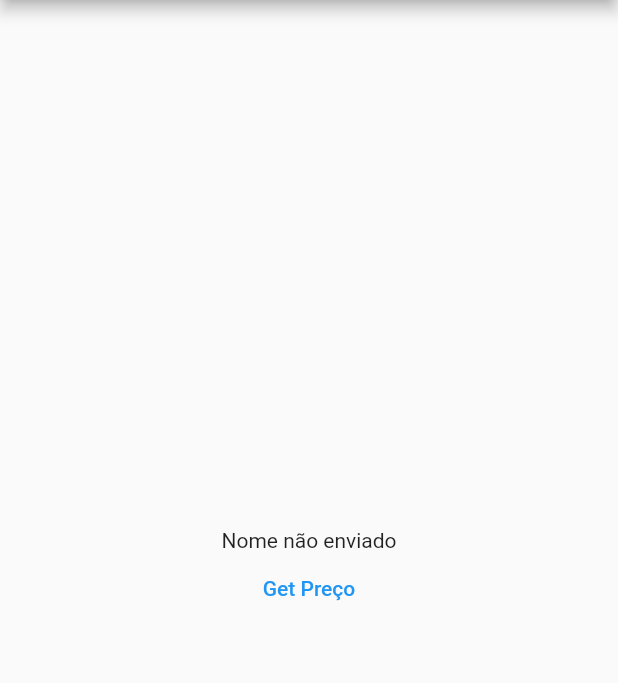
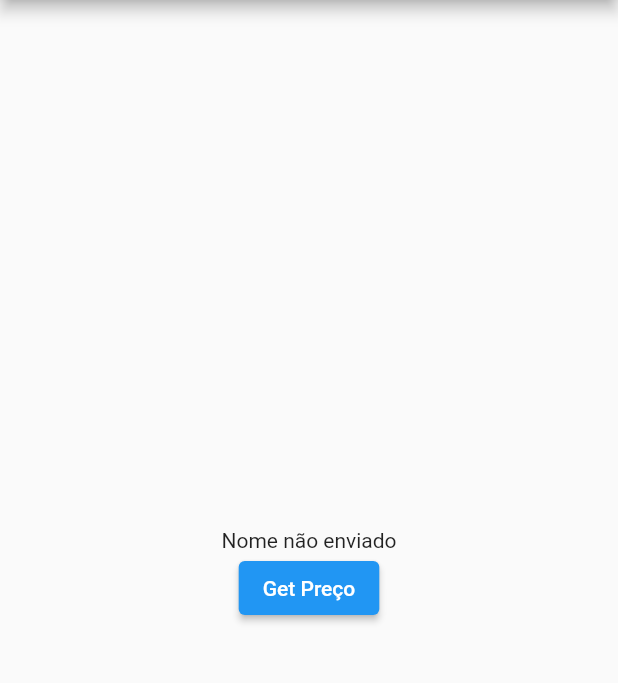
Before and after one commit to dariopmaciel/flutter_modular_example, a Flutter app: the screen it shows after launch, after a tap on "Produto dentro de Categoria Module", on a phone screen of 412 x 824 dp, the part 84-767 px from its top. Run offline on Flutter 3.47's test engine with Material 2 defaults, Android fonts, the phone set to English and light mode, and no system bars; our stand-ins replace flutter_modular; statements that could not run were skipped.

```diff
--- a/lib/app/app_module.dart
+++ b/lib/app/app_module.dart
@@ -1,13 +1,11 @@
 //Sera criado a aestrutura de MODULO do 'modular'
 import 'package:flutter_modular/flutter_modular.dart';
 import 'package:flutter_modular_example/app/categoria/categoria_module.dart';
-import 'package:flutter_modular_example/app/categoria/model/preco_model.dart';
 
 import 'package:flutter_modular_example/app/produto/produto_module.dart';
 import 'package:flutter_modular_example/app/splash_page/splash_page.dart';
 
 class AppModule extends Module {
-
 //Rotas
   @override
   void routes(RouteManager r) {
--- a/lib/app/categoria/categoria_module.dart
+++ b/lib/app/categoria/categoria_module.dart
@@ -1,36 +1,14 @@
 import 'package:flutter_modular/flutter_modular.dart';
 import 'package:flutter_modular_example/app/categoria/categoria_page.dart';
-import 'package:flutter_modular_example/app/categoria/model/categoria_controller.dart';
-import 'package:flutter_modular_example/app/categoria/model/preco_model.dart';
-import 'package:flutter_modular_example/app/categoria/model/x.dart';
+
 import 'package:flutter_modular_example/app/produto/produto_module.dart';
 
 class CategoriaModule extends Module {
-  @override
+
+@override
   void binds(Injector i) {
-    // i.addLazySingleton(PrecoModel.new);
-    //ou este
-    i.add(X.new);
-    i.addLazySingleton((i) => PrecoModel(x: i()));
-    //----
-    //ou é este
-    // i.addLazySingleton(CategoriaController(precoModel: i()) as Function);
-    //ou é este
-    i.addLazySingleton((i) => CategoriaController(precoModel: i()));
-
-    // i.addLazySingleton(CategoriaController.new); //instancia troca a cada chamada da aplicação
-    // i.addSingleton(CategoriaController.new); //mesma instancia igual carregada por toda aplicação = Lazy = falso
-    // i.addLazySingleton(CategoriaController.new); //mesma instancia igual carregada por toda aplicação
-    // i.addInstance(CategoriaController.new);
-  }
-
-  @override
-  void exportedBinds(Injector i) {
-    i.addLazySingleton((i) => CategoriaController(precoModel: i()));
-    i.addLazySingleton((i) => PrecoModel());
-    i.addLazySingleton((i) => X(x: i()));
-    // i.add(PrecoModel.new);
-    super.exportedBinds(i);
+    i.addLazySingleton();
+    super.binds(i);
   }
 
   @override
--- a/lib/app/categoria/categoria_page.dart
+++ b/lib/app/categoria/categoria_page.dart
@@ -1,6 +1,5 @@
 import 'package:flutter/material.dart';
 import 'package:flutter_modular/flutter_modular.dart';
-import 'package:flutter_modular_example/app/categoria/model/categoria_controller.dart';
 
 class CategoriaPage extends StatefulWidget {
   final String? categoria;
@@ -32,8 +31,8 @@ class _CategoriaPageState extends State<CategoriaPage> {
             Text(widget.categoria ?? "Não foi enviado a Categoria"),
             ElevatedButton(
               onPressed: () {
-                var controller = Modular.get<CategoriaController>();
-                print('Categoria Controller hashCode: ${controller.hashCode}');
+                // var controller = Modular.get<CategoriaController>();
+                // print('Categoria Controller hashCode: ${controller.hashCode}');
               },
               child: const Text("Get Controller"),
             ),
--- a/lib/app/categoria/model/x.dart
+++ /dev/null
@@ -1,5 +0,0 @@
-class X {
-  int  x = 10;
-
-  X({required this.x});
-}
--- a/lib/app/produto/produto_module.dart
+++ b/lib/app/produto/produto_module.dart
@@ -1,6 +1,5 @@
 import 'package:flutter_modular/flutter_modular.dart';
 import 'package:flutter_modular_example/app/categoria/categoria_module.dart';
-import 'package:flutter_modular_example/app/categoria/model/preco_model.dart';
 import 'package:flutter_modular_example/app/produto/produto_page.dart';
 
 class ProdutoModule extends Module {
--- a/lib/app/produto/produto_page.dart
+++ b/lib/app/produto/produto_page.dart
@@ -1,9 +1,15 @@
 import 'package:flutter/material.dart';
 
-class ProdutoPage extends StatelessWidget {
+
+class ProdutoPage extends StatefulWidget {
   final String? produto;
-  const ProdutoPage({super.key, this.produto});
+  ProdutoPage({super.key, this.produto});
 
+  @override
+  State<ProdutoPage> createState() => _ProdutoPageState();
+}
+
+class _ProdutoPageState extends State<ProdutoPage> {
   @override
   Widget build(BuildContext context) {
     return Scaffold(
@@ -14,8 +20,14 @@ class ProdutoPage extends StatelessWidget {
         child: Column(
           mainAxisAlignment: MainAxisAlignment.center,
           children: [
-            Text(produto ?? "Nome não enviado"),
-            TextButton(onPressed: () {}, child: const Text("Get Preço"))
+            Text(widget.produto ?? "Nome não enviado"),
+            ElevatedButton(
+              onPressed: () {
+                // var preco = Modular.get<PrecoModel>();
+                // print('${preco.hashCode}');
+              },
+              child: const Text("Get Preço"),
+            ),
           ],
         ),
       ),
```
Also changed, not shown: lib/app/categoria/model/categoria_controller.dart (deleted, +0 -11 lines), lib/app/categoria/model/preco_model.dart (deleted, +0 -8 lines).
